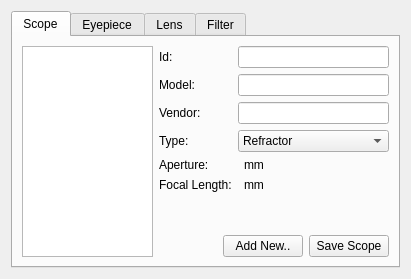
First picture: the form in kstars/comast/equipmentwriter.ui, repository KDE/kstars, before the edit.
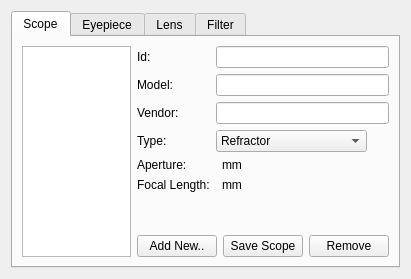
Second picture: the form after the edit. Custom widgets are drawn as their Qt base class.

Commit message: Adding a remove equipment feature to the EquipmentWriter class.

The edit to the form file:
```diff
--- a/kstars/comast/equipmentwriter.ui
+++ b/kstars/comast/equipmentwriter.ui
@@ -188,6 +188,13 @@
              </property>
             </widget>
            </item>
+           <item>
+            <widget class="QPushButton" name="RemoveScope">
+             <property name="text">
+              <string>Remove</string>
+             </property>
+            </widget>
+           </item>
           </layout>
          </item>
         </layout>
```
Left out of the diff: 21 changed lines with no effect on the pictures. The commit also changes 2 other files.
